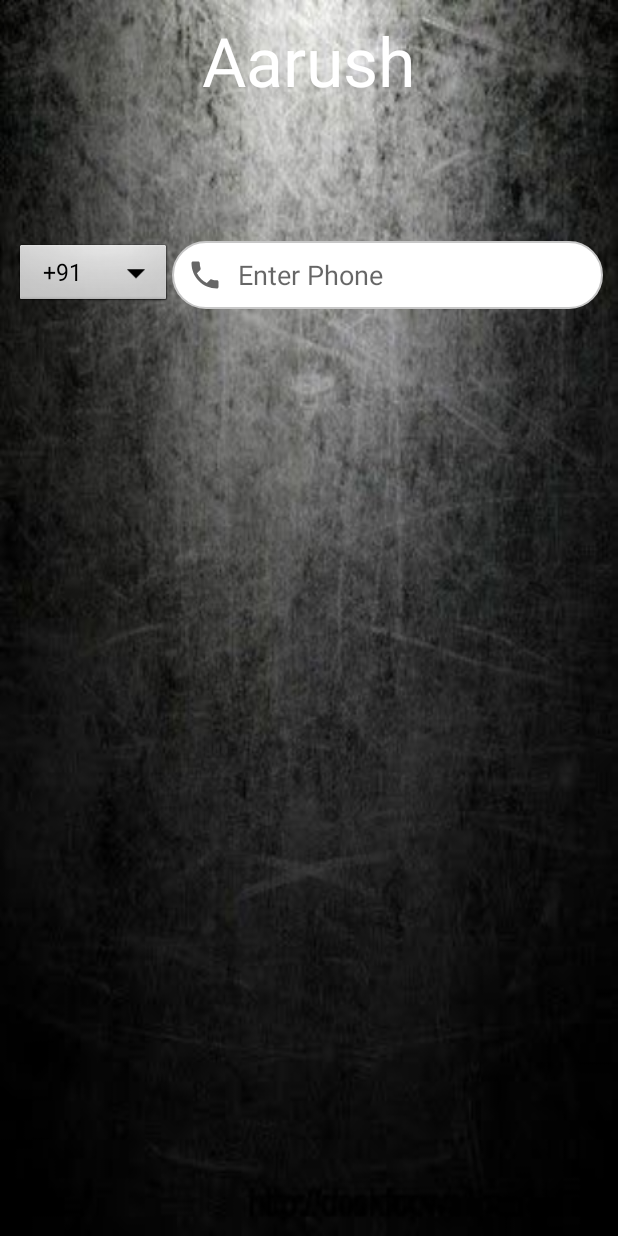
After one commit to Aarush02/AarushFragNavigation, an Android app: the AarushSignUpActivity screen opened directly, with no data from a screen before it, on a phone screen of 412 x 824 dp. The commit adds this screen. Run offline under Robolectric (Android 15) with nearby library versions, the phone set to English and light mode, and no system bars; our stand-ins replace Firebase (no records; nobody signed in at launch, a user with empty details on screens opened directly).

Commit message:
phone number login

```diff
--- a/app/build.gradle
+++ b/app/build.gradle
@@ -1,4 +1,5 @@
 apply plugin: 'com.android.application'
+apply plugin: 'com.google.gms.google-services'
 
 android {
     compileSdkVersion 29
--- a/app/src/main/AndroidManifest.xml
+++ b/app/src/main/AndroidManifest.xml
@@ -9,6 +9,7 @@
         android:roundIcon="@mipmap/ic_launcher_round"
         android:supportsRtl="true"
         android:theme="@style/AppTheme">
+        <activity android:name=".AarushSignUpActivity"></activity>
         <activity android:name=".MainActivity">
             <intent-filter>
                 <action android:name="android.intent.action.MAIN" />
--- /dev/null
+++ b/app/src/main/java/com/example/aarushfragnavigation/AarushSignUpActivity.java
@@ -0,0 +1,173 @@
+package com.example.aarushfragnavigation;
+
+import androidx.annotation.NonNull;
+import androidx.appcompat.app.AppCompatActivity;
+
+import android.app.ProgressDialog;
+import android.content.Intent;
+import android.os.Bundle;
+import android.view.KeyEvent;
+import android.view.View;
+import android.widget.ArrayAdapter;
+import android.widget.Button;
+import android.widget.EditText;
+import android.widget.Spinner;
+import android.widget.TextView;
+import android.widget.Toast;
+
+import com.google.android.gms.tasks.OnCompleteListener;
+import com.google.android.gms.tasks.Task;
+import com.google.android.gms.tasks.TaskExecutors;
+import com.google.android.material.snackbar.Snackbar;
+import com.google.firebase.FirebaseException;
+import com.google.firebase.auth.AuthResult;
+import com.google.firebase.auth.FirebaseAuth;
+import com.google.firebase.auth.FirebaseAuthInvalidCredentialsException;
+import com.google.firebase.auth.PhoneAuthCredential;
+import com.google.firebase.auth.PhoneAuthProvider;
+
+import java.util.concurrent.TimeUnit;
+
+public class AarushSignUpActivity extends AppCompatActivity implements View.OnClickListener {
+    private Spinner dropdown;
+    private EditText editTextPhone;
+    private EditText editTextotp;
+    private ProgressDialog progressDialog;
+    private String mVerificationId;
+    private FirebaseAuth mAuth;
+    private Button buttonSend;
+
+    @Override
+    protected void onCreate(Bundle savedInstanceState) {
+        super.onCreate(savedInstanceState);
+        setContentView(R.layout.activity_aarush_sign_up);
+        dropdown = findViewById(R.id.spinner_country_code);
+        String[] items = new String[]{"+91"};
+        ArrayAdapter<String> adapter = new ArrayAdapter<>(this, android.R.layout.simple_spinner_dropdown_item, items);
+        dropdown.setAdapter(adapter);
+        editTextPhone = findViewById(R.id.edit_text_phone);
+        editTextotp = findViewById(R.id.edit_text_otp);
+        mAuth = FirebaseAuth.getInstance();
+        buttonSend = findViewById(R.id.button_send);
+        Intent intent = getIntent();
+        String phone = intent.getStringExtra("phone");
+        sendVerificationCode(phone);
+        editTextPhone.setOnEditorActionListener(new EditText.OnEditorActionListener() {
+            @Override
+            public boolean onEditorAction(TextView v, int actionId, KeyEvent event) {
+                if (v.length()==10)
+                {
+                    buttonSend.setVisibility(View.VISIBLE);
+                    return true;
+                }
+                return true;
+
+            }
+        });
+
+
+    }
+    private void getPhoneNumber() {
+        String phone = editTextPhone.getText().toString().trim();
+        if(phone.isEmpty() || phone.length() < 10){
+            editTextPhone.setError("Enter a valid mobile");
+            editTextPhone.requestFocus();
+            return;
+        }
+    }
+    private void sendVerificationCode(String mobile) {
+        PhoneAuthProvider.getInstance().verifyPhoneNumber(
+                dropdown.toString() + mobile,
+                60,
+                TimeUnit.SECONDS,
+                TaskExecutors.MAIN_THREAD,
+                mCallbacks);
+    }
+    private PhoneAuthProvider.OnVerificationStateChangedCallbacks mCallbacks = new PhoneAuthProvider.OnVerificationStateChangedCallbacks() {
+        @Override
+        public void onVerificationCompleted(@NonNull PhoneAuthCredential phoneAuthCredential) {
+            //Getting the code sent by SMS
+            String code = phoneAuthCredential.getSmsCode();
+
+            //sometime the code is not detected automatically
+            //in this case the code will be null
+            //so user has to manually enter the code
+            if (code != null) {
+                editTextotp.setText(code);
+                //verifying the code
+                verifyVerificationCode(code);
+            }
+        }
+
+
+
+        @Override
+        public void onVerificationFailed(@NonNull FirebaseException e) {
+            Toast.makeText(AarushSignUpActivity.this, e.getMessage(), Toast.LENGTH_LONG).show();
+        }
+
+
+
+        @Override
+        public void onCodeSent(String s, PhoneAuthProvider.ForceResendingToken forceResendingToken) {
+            super.onCodeSent(s, forceResendingToken);
+            mVerificationId = s;
+            PhoneAuthProvider.ForceResendingToken mResendToken = forceResendingToken;
+        }
+    };
+
+    private void verifyVerificationCode(String otp) {
+        String code = editTextotp.getText().toString().trim();
+        if (code.isEmpty() || code.length() < 6) {
+            editTextotp.setError("Enter valid code");
+            editTextotp.requestFocus();
+            return;
+        }
+        PhoneAuthCredential credential = PhoneAuthProvider.getCredential(mVerificationId, otp);
+        signInWithPhoneAuthCredential(credential);
+    }
+    private void signInWithPhoneAuthCredential(PhoneAuthCredential credential) {
+        mAuth.signInWithCredential(credential)
+                .addOnCompleteListener(AarushSignUpActivity.this, new OnCompleteListener<AuthResult>() {
+                    @Override
+                    public void onComplete(@NonNull Task<AuthResult> task) {
+                        if (task.isSuccessful()) {
+                            //verification successful we will start the profile activity
+                            Intent intent = new Intent(AarushSignUpActivity.this, MainActivity.class);
+                            intent.setFlags(Intent.FLAG_ACTIVITY_NEW_TASK | Intent.FLAG_ACTIVITY_CLEAR_TASK);
+                            startActivity(intent);
+
+                        } else {
+
+                            //verification unsuccessful.. display an error message
+
+                            String message = "Somthing is wrong, we will fix it soon...";
+
+                            if (task.getException() instanceof FirebaseAuthInvalidCredentialsException) {
+                                message = "Invalid code entered...";
+                            }
+
+                            Snackbar snackbar = Snackbar.make(findViewById(R.id.parent), message, Snackbar.LENGTH_LONG);
+                            snackbar.setAction("Dismiss", new View.OnClickListener() {
+                                @Override
+                                public void onClick(View v) {
+
+                                }
+                            });
+                            snackbar.show();
+                        }
+                    }
+                });
+    }
+
+    @Override
+    public void onClick(View v) {
+        switch (v.getId()) {
+            case R.id.button_send:
+                getPhoneNumber();
+                break;
+
+
+        }
+    }
+}
--- a/app/src/main/java/com/example/aarushfragnavigation/MainActivity.java
+++ b/app/src/main/java/com/example/aarushfragnavigation/MainActivity.java
@@ -29,6 +29,7 @@ public class MainActivity extends AppCompatActivity implements BottomNavigationV
     private TextView textViewProfileName, textViewProfileEmail, textViewEditProfile;
     private ImageView imageViewProfilePicture;
     private FirebaseDatabase firebaseDatabase;
+    private FirebaseAuth firebaseAuth;
     @Override
     protected void onCreate(Bundle savedInstanceState) {
         super.onCreate(savedInstanceState);
@@ -58,7 +59,8 @@ public class MainActivity extends AppCompatActivity implements BottomNavigationV
         } else if (id == R.id.nav_item_privacy_policy) {
             fragment = new NavPrivacyPolicyFrag();
         } else if (id == R.id.nav_item_profile_logout) {
-
+            finish();
+            startActivity(new Intent(MainActivity.this,AarushSignUpActivity.class));
         } else if (id == R.id.action_home){
             fragment = new BottomHomeFrag();
         } else if (id == R.id.action_search){
--- /dev/null
+++ b/app/src/main/res/drawable-v24/ic_baseline_send_24.xml
@@ -0,0 +1,10 @@
+<vector xmlns:android="http://schemas.android.com/apk/res/android"
+    android:width="45dp"
+    android:height="45dp"
+    android:viewportWidth="24"
+    android:viewportHeight="24"
+    android:tint="?attr/colorControlNormal">
+  <path
+      android:fillColor="@android:color/white"
+      android:pathData="M2.01,21L23,12 2.01,3 2,10l15,2 -15,2z"/>
+</vector>
--- /dev/null
+++ b/app/src/main/res/drawable/edit_text.xml
@@ -0,0 +1,7 @@
+<?xml version="1.0" encoding="utf-8"?>
+<shape xmlns:android="http://schemas.android.com/apk/res/android" android:shape="rectangle">
+<corners android:radius="999dp"/>
+    <solid android:color="#ffffff"/>
+    <stroke android:width="1dp"
+        android:color="#c7c7c7"/>
+</shape>
--- /dev/null
+++ b/app/src/main/res/drawable/ic_baseline_phone_24.xml
@@ -0,0 +1,10 @@
+<vector xmlns:android="http://schemas.android.com/apk/res/android"
+    android:width="24dp"
+    android:height="24dp"
+    android:viewportWidth="24"
+    android:viewportHeight="24"
+    android:tint="?attr/colorControlNormal">
+  <path
+      android:fillColor="@android:color/white"
+      android:pathData="M6.62,10.79c1.44,2.83 3.76,5.14 6.59,6.59l2.2,-2.2c0.27,-0.27 0.67,-0.36 1.02,-0.24 1.12,0.37 2.33,0.57 3.57,0.57 0.55,0 1,0.45 1,1V20c0,0.55 -0.45,1 -1,1 -9.39,0 -17,-7.61 -17,-17 0,-0.55 0.45,-1 1,-1h3.5c0.55,0 1,0.45 1,1 0,1.25 0.2,2.45 0.57,3.57 0.11,0.35 0.03,0.74 -0.25,1.02l-2.2,2.2z"/>
+</vector>
--- /dev/null
+++ b/app/src/main/res/layout/activity_aarush_sign_up.xml
@@ -0,0 +1,106 @@
+<?xml version="1.0" encoding="utf-8"?>
+<RelativeLayout xmlns:android="http://schemas.android.com/apk/res/android"
+    xmlns:app="http://schemas.android.com/apk/res-auto"
+    xmlns:tools="http://schemas.android.com/tools"
+    android:layout_width="match_parent"
+    android:layout_height="match_parent"
+    tools:context=".AarushSignUpActivity"
+    android:background="@drawable/bg"
+    android:layout_gravity="center">
+    <RelativeLayout
+        android:id="@+id/relative_tview"
+        android:layout_width="match_parent"
+        android:layout_height="wrap_content"
+        android:gravity="center"
+        android:padding="10sp">
+        <TextView
+            android:id="@+id/text_view_cname"
+            android:layout_width="wrap_content"
+            android:layout_height="wrap_content"
+            android:text="Aarush"
+            android:textColor="#ffffff"
+            android:textSize="45dp" />
+
+
+    </RelativeLayout>
+    <RelativeLayout
+        android:id="@+id/relative_phnview"
+        android:layout_width="match_parent"
+        android:layout_height="wrap_content"
+        android:padding="10sp"
+        android:layout_below="@+id/relative_tview"
+        android:layout_marginTop="70dp">
+        <Spinner
+            android:id="@+id/spinner_country_code"
+            android:layout_width="wrap_content"
+            android:layout_height="45dp"
+            android:background="@android:drawable/btn_dropdown"
+            android:spinnerMode="dropdown"
+            android:popupBackground="#c7c7c7"/>
+
+        <EditText
+            android:id="@+id/edit_text_phone"
+            android:layout_width="match_parent"
+            android:layout_height="45sp"
+            android:layout_toEndOf="@+id/spinner_country_code"
+            android:background="@drawable/edit_text"
+            android:hint="Enter Phone"
+            android:drawableStart="@drawable/ic_baseline_phone_24"
+            android:drawablePadding="10sp"
+            android:padding="10sp"
+            android:textColor="#000000"
+            android:inputType="text|phone"
+            android:maxLength="10"/>
+
+
+    </RelativeLayout>
+    <RelativeLayout
+        android:id="@+id/relative_btnview"
+        android:layout_width="match_parent"
+        android:layout_height="wrap_content"
+        android:padding="10sp"
+        android:layout_below="@+id/relative_phnview"
+        android:layout_marginTop="20sp"
+        android:gravity="right">
+        <Button
+            android:id="@+id/button_send"
+            android:layout_width="70sp"
+            android:layout_height="70sp"
+            android:drawableStart="@drawable/ic_baseline_send_24"
+            android:background="@drawable/edit_text"
+            android:padding="18sp"
+            android:visibility="gone"/>
+
+
+
+
+    </RelativeLayout>
+    <RelativeLayout
+        android:id="@+id/relative_otpview"
+        android:layout_width="match_parent"
+        android:layout_height="wrap_content"
+        android:padding="10sp"
+        android:layout_below="@+id/relative_btnview"
+        android:layout_marginTop="20dp"
+        android:gravity="center">
+
+        <EditText
+            android:id="@+id/edit_text_otp"
+            android:layout_width="200sp"
+            android:layout_height="45sp"
+            android:background="@drawable/edit_text"
+            android:hint="Enter OTP"
+            android:padding="10sp"
+            android:textColor="#000000"
+            android:visibility="gone"
+            android:inputType="text|phone"
+            android:maxLength="6"/>
+
+
+    </RelativeLayout>
+
+
+
+
+
+</RelativeLayout>
--- a/build.gradle
+++ b/build.gradle
@@ -6,6 +6,7 @@ buildscript {
     }
     dependencies {
         classpath "com.android.tools.build:gradle:4.0.0"
+        classpath 'com.google.gms:google-services:4.3.3'
 
         // NOTE: Do not place your application dependencies here; they belong
         // in the individual module build.gradle files
```
Also changed, not shown: app/src/main/res/drawable/bg.jpg (added).
